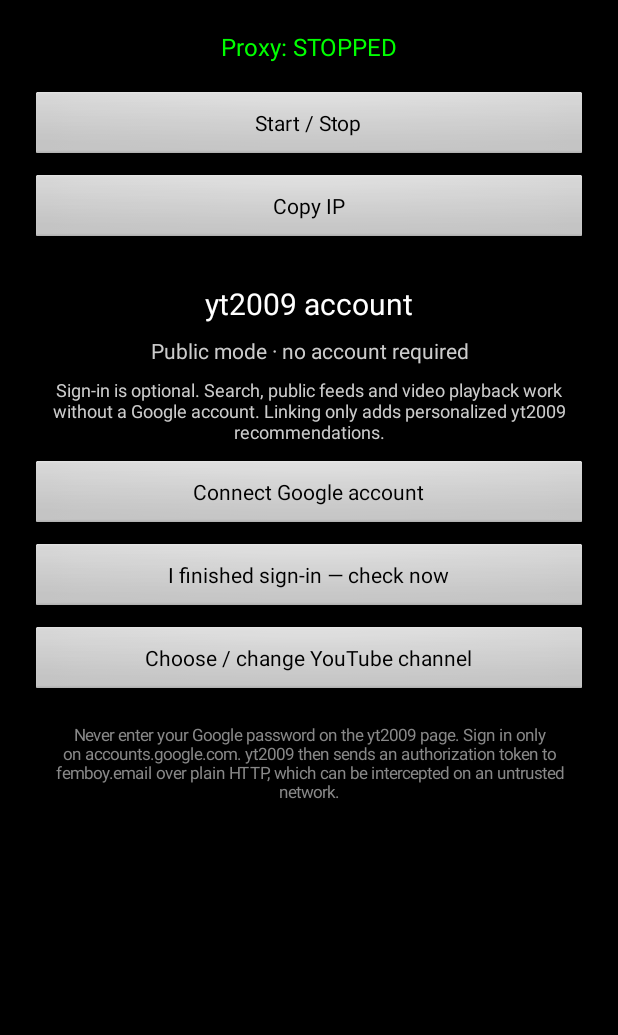
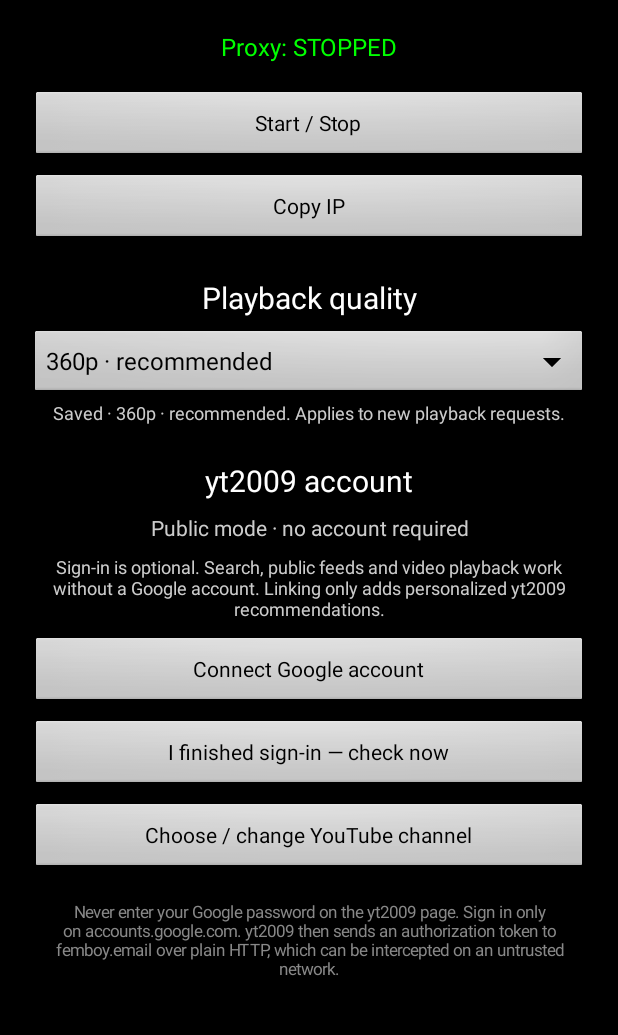
Before and after one commit to daviskas67/ytlegacy-proxy, an Android app: the screen it shows after launch (MainActivity), on a phone screen of 412 x 824 dp, the part 91-1126 px from its top. Run offline under Robolectric (Android 15) with nearby library versions, the phone set to English and light mode, and no system bars.

Commit message:
Add playback quality selector to main screen

```diff
--- a/ytlegacy-android/app/src/main/java/com/ytlegacy/proxy/MainActivity.java
+++ b/ytlegacy-android/app/src/main/java/com/ytlegacy/proxy/MainActivity.java
@@ -16,6 +16,10 @@ import android.os.Handler;
 import android.view.Gravity;
 import android.view.View;
 import android.widget.Button;
+import android.widget.Spinner;
+import android.widget.ArrayAdapter;
+import android.widget.AdapterView;
+import android.widget.ScrollView;
 import android.widget.LinearLayout;
 import android.widget.TextView;
 import android.widget.Toast;
@@ -138,6 +142,57 @@ public class MainActivity extends Activity {
         });
         addButton(layout, copyButton, density);
 
+        TextView qualityTitle = new TextView(this);
+        qualityTitle.setText("Playback quality");
+        qualityTitle.setTextColor(Color.WHITE);
+        qualityTitle.setTextSize(20);
+        qualityTitle.setGravity(Gravity.CENTER);
+        LinearLayout.LayoutParams qualityTitleParams = new LinearLayout.LayoutParams(
+            LinearLayout.LayoutParams.MATCH_PARENT, LinearLayout.LayoutParams.WRAP_CONTENT);
+        qualityTitleParams.topMargin = (int) (14 * density + 0.5f);
+        qualityTitleParams.bottomMargin = (int) (6 * density + 0.5f);
+        layout.addView(qualityTitle, qualityTitleParams);
+
+        final String[] qualityValues = {"360p", "480p", "720p", "auto"};
+        String[] qualityLabels = {"360p · recommended", "480p", "720p", "Auto · best up to 720p"};
+        final TextView qualityStatus = new TextView(this);
+        qualityStatus.setTextColor(Color.LTGRAY);
+        qualityStatus.setTextSize(12);
+        qualityStatus.setGravity(Gravity.CENTER);
+        LinearLayout.LayoutParams qualityStatusParams = new LinearLayout.LayoutParams(
+            LinearLayout.LayoutParams.MATCH_PARENT, LinearLayout.LayoutParams.WRAP_CONTENT);
+        qualityStatusParams.bottomMargin = (int) (5 * density + 0.5f);
+
+        Spinner qualitySpinner = new Spinner(this);
+        ArrayAdapter<String> qualityAdapter = new ArrayAdapter<String>(
+            this, android.R.layout.simple_spinner_item, qualityLabels);
+        qualityAdapter.setDropDownViewResource(android.R.layout.simple_spinner_dropdown_item);
+        qualitySpinner.setAdapter(qualityAdapter);
+
+        String savedQuality = PlaybackSettings.getQuality(this);
+        int selectedQuality = 0;
+        for (int i = 0; i < qualityValues.length; i++) {
+            if (qualityValues[i].equals(savedQuality)) selectedQuality = i;
+        }
+        qualitySpinner.setSelection(selectedQuality);
+        qualityStatus.setText("New playback requests use " + qualityLabels[selectedQuality] + ".");
+        qualitySpinner.setOnItemSelectedListener(new AdapterView.OnItemSelectedListener() {
+            @Override public void onItemSelected(AdapterView<?> parent, View view, int position, long id) {
+                String selected = qualityValues[position];
+                if (PlaybackSettings.setQuality(MainActivity.this, selected)) {
+                    qualityStatus.setText("Saved · " + qualityLabels[position]
+                        + ". Applies to new playback requests.");
+                } else {
+                    qualityStatus.setText("Could not save playback quality.");
+                }
+            }
+
+            @Override public void onNothingSelected(AdapterView<?> parent) {}
+        });
+        layout.addView(qualitySpinner, new LinearLayout.LayoutParams(
+            LinearLayout.LayoutParams.MATCH_PARENT, LinearLayout.LayoutParams.WRAP_CONTENT));
+        layout.addView(qualityStatus, qualityStatusParams);
+
         TextView accountTitle = new TextView(this);
         accountTitle.setText("yt2009 account");
         accountTitle.setTextColor(Color.WHITE);
@@ -206,7 +261,10 @@ public class MainActivity extends Activity {
         privacyParams.topMargin = (int) (10 * density + 0.5f);
         layout.addView(privacy, privacyParams);
 
-        setContentView(layout);
+        ScrollView scrollView = new ScrollView(this);
+        scrollView.setFillViewport(true);
+        scrollView.addView(layout);
+        setContentView(scrollView);
     }
 
     private void startGoogleLogin() {
```
